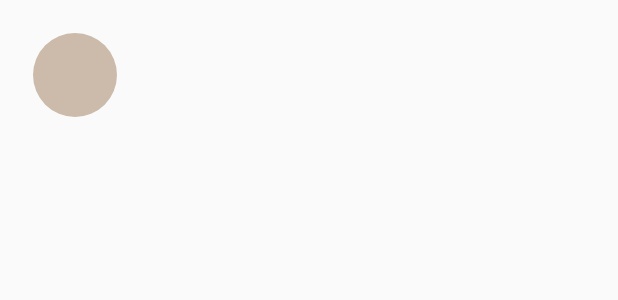
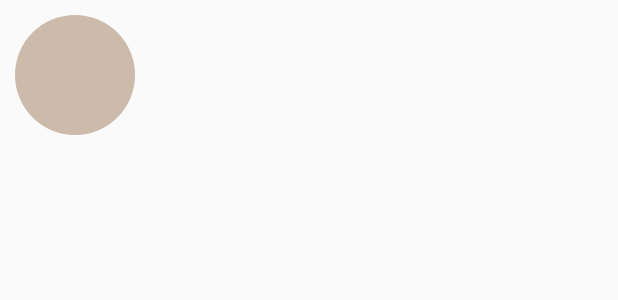
Before and after one commit to knitfaced/recyclerview-fun, an Android app: the layout item.xml on its own in the app's theme, with its tools: preview values and no code run, on a phone screen of 412 x 824 dp. Shown: the top 300 px of the screen. Run offline under Robolectric (Android 15) with nearby library versions, the phone set to English and light mode, and no system bars.

Commit message:
make itemview a FrameLayout as there is only one thing in it

```diff
--- a/app/src/main/java/com/polly/myapplication/MainActivity.kt
+++ b/app/src/main/java/com/polly/myapplication/MainActivity.kt
@@ -32,7 +32,7 @@ class MainActivity : AppCompatActivity() {
 
         //This is using our CustomLayoutManager.
         //Try changing between CustomLayoutManager1, CustomLayoutManager2 etc. to see the differences
-        recyclerView.layoutManager = CustomLayoutManager(resources, screenWidth)
+        recyclerView.layoutManager = CustomLayoutManager3()
     }
 }
 
--- a/app/src/main/res/layout/item.xml
+++ b/app/src/main/res/layout/item.xml
@@ -1,18 +1,17 @@
 <?xml version="1.0" encoding="utf-8"?>
-<LinearLayout xmlns:android="http://schemas.android.com/apk/res/android"
+<FrameLayout xmlns:android="http://schemas.android.com/apk/res/android"
     android:orientation="vertical"
     android:layout_width="@dimen/item_width"
     android:layout_height="@dimen/item_width"
-    android:gravity="center"
     android:padding="10dp"
     >
 
     <TextView
         android:id="@+id/text"
-        android:layout_margin="12dp"
         android:layout_width="match_parent"
         android:layout_height="match_parent"
         android:background="@drawable/circle"
         android:gravity="center"
+        android:layout_gravity="center"
         />
-</LinearLayout>
+</FrameLayout>
```
